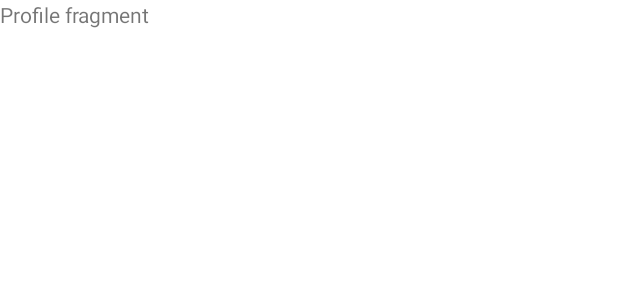
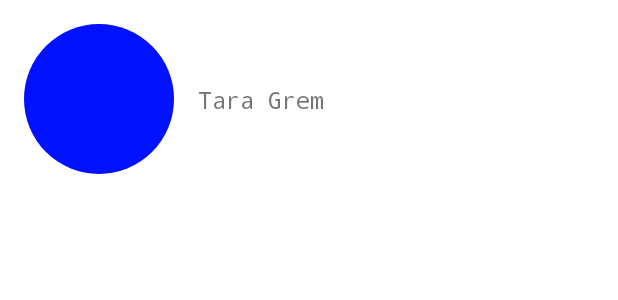
Before and after one commit to FiorelaDelPilar/BlogApp, an Android app: the layout fragment_profile.xml on its own in the app's theme, with its tools: preview values and no code run, on a phone screen of 412 x 824 dp. Shown: the top 300 px of the screen. Run offline under Robolectric (Android 15) with nearby library versions, the phone set to English and light mode, and no system bars.

Commit message:
130 Mostrando foto y nombre en el perfil

```diff
--- a/app/src/main/java/com/learning/blogapp/ui/profile/ProfileFragment.kt
+++ b/app/src/main/java/com/learning/blogapp/ui/profile/ProfileFragment.kt
@@ -3,13 +3,20 @@ package com.learning.blogapp.ui.profile
 import android.os.Bundle
 import android.view.View
 import androidx.fragment.app.Fragment
+import com.bumptech.glide.Glide
 import com.google.firebase.auth.FirebaseAuth
 import com.learning.blogapp.R
+import com.learning.blogapp.databinding.FragmentProfileBinding
 
 class ProfileFragment : Fragment(R.layout.fragment_profile) {
+    private lateinit var binding: FragmentProfileBinding
     override fun onViewCreated(view: View, savedInstanceState: Bundle?) {
         super.onViewCreated(view, savedInstanceState)
+        binding = FragmentProfileBinding.bind(view)
+
         val user = FirebaseAuth.getInstance().currentUser
+        Glide.with(this).load(user?.photoUrl).centerCrop().into(binding.imgProfile)
+        binding.txtProfileName.text = user?.displayName
 
     }
 }
--- a/app/src/main/res/layout/fragment_profile.xml
+++ b/app/src/main/res/layout/fragment_profile.xml
@@ -1,14 +1,30 @@
 <?xml version="1.0" encoding="utf-8"?>
-<FrameLayout xmlns:android="http://schemas.android.com/apk/res/android"
+<androidx.constraintlayout.widget.ConstraintLayout xmlns:android="http://schemas.android.com/apk/res/android"
+    xmlns:app="http://schemas.android.com/apk/res-auto"
     xmlns:tools="http://schemas.android.com/tools"
     android:layout_width="match_parent"
     android:layout_height="match_parent"
     tools:context=".ui.profile.ProfileFragment">
 
-    <!-- TODO: Update blank fragment layout -->
+    <de.hdodenhof.circleimageview.CircleImageView
+        android:id="@+id/img_profile"
+        android:layout_width="100dp"
+        android:layout_height="100dp"
+        android:layout_margin="16dp"
+        app:layout_constraintStart_toStartOf="parent"
+        app:layout_constraintTop_toTopOf="parent"
+        tools:src="@color/blue"/>
+
     <TextView
-        android:layout_width="match_parent"
-        android:layout_height="match_parent"
-        android:text="Profile fragment" />
+        android:id="@+id/txt_profile_name"
+        android:layout_width="wrap_content"
+        android:layout_height="wrap_content"
+        android:layout_margin="16dp"
+        android:textSize="16sp"
+        android:fontFamily="monospace"
+        app:layout_constraintBottom_toBottomOf="@+id/img_profile"
+        app:layout_constraintStart_toEndOf="@+id/img_profile"
+        app:layout_constraintTop_toTopOf="@+id/img_profile"
+        tools:text="Tara Grem" />
 
-</FrameLayout>
+</androidx.constraintlayout.widget.ConstraintLayout>
```
